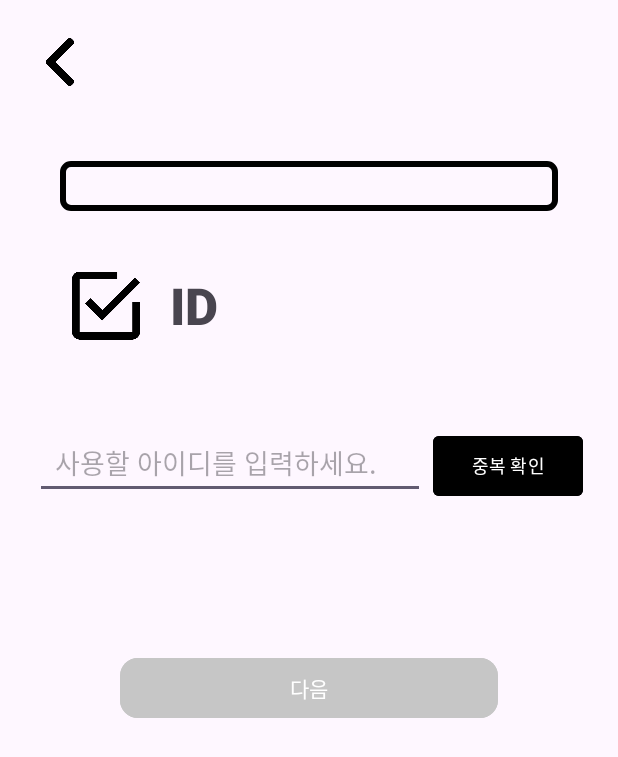
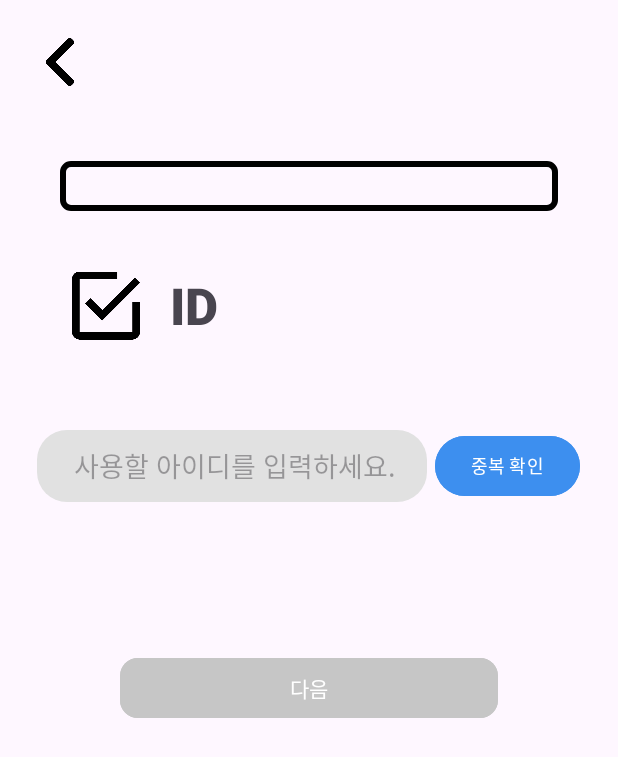
Before and after one commit to YangDaJin0104/MZ_FocusNews, an Android app: the RegisterIdActivity screen opened directly, with no data from a screen before it, on a phone screen of 412 x 824 dp. Shown: the top 757 px of the screen. Run offline under Robolectric (Android 15) with nearby library versions, the phone set to English and light mode, and no system bars.

Commit message:
수정중

```diff
--- a/app/src/main/res/layout/activity_register_id.xml
+++ b/app/src/main/res/layout/activity_register_id.xml
@@ -70,26 +70,30 @@
             android:layout_height="wrap_content"
             android:layout_gravity="center"
             android:orientation="horizontal">
+
             <EditText
                 android:id="@+id/et_registerId"
                 android:layout_width="260dp"
-                android:layout_height="44dp"
+                android:layout_height="48dp"
                 android:layout_gravity="center"
+                android:background="@drawable/background_shape_gray"
                 android:ems="10"
                 android:inputType="text"
+                android:paddingStart="15dp"
                 android:hint="  사용할 아이디를 입력하세요."
                 android:textColor="#6A6A6A"
                 android:textSize="18sp" />
 
             <Button
                 android:id="@+id/btn_doubleCheck"
-                android:layout_width="100dp"
+                android:layout_width="wrap_content"
                 android:layout_height="48dp"
+                android:layout_gravity="center"
                 android:layout_marginStart="5dp"
-                android:backgroundTint="#000000"
+                android:backgroundTint="@color/blue"
                 android:text="중복 확인"
-                android:textSize="12sp"
-                app:shapeAppearanceOverlay="@style/ShapeAppearance.Material3.Corner.ExtraSmall" />
+                android:textSize="12sp" />
+
         </LinearLayout>
     </LinearLayout>
 
```
Also changed, not shown: app/src/main/res/layout/activity_login.xml (+16 -12 lines).
